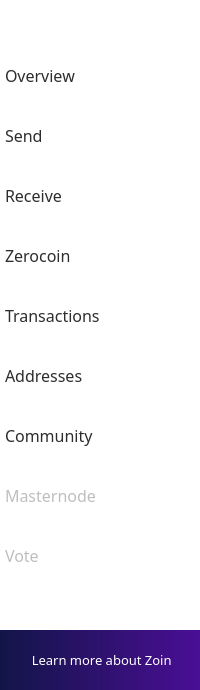
Before: the Qt Designer form src/qt/forms/winforms/menupage.ui in noirofficial/noir, drawn with Qt 5.
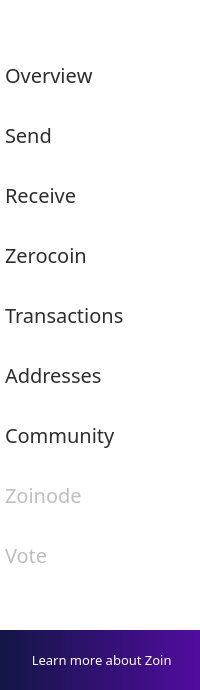
After: the same form once the commit is applied. Icons and pictures are not drawn.

The edit to the form file:
```diff
--- a/src/qt/forms/winforms/menupage.ui
+++ b/src/qt/forms/winforms/menupage.ui
@@ -405,8 +405,8 @@
          <string/>
         </property>
         <property name="icon">
-         <iconset resource="../../bitcoin.qrc">
-          <normaloff>:/icons/bitcoin</normaloff>:/icons/bitcoin</iconset>
+         <iconset resource="../bitcoin.qrc">
+          <normaloff>:/icons/zoin</normaloff>:/icons/zoin</iconset>
         </property>
         <property name="iconSize">
          <size>
@@ -442,7 +442,7 @@
      <property name="font">
       <font>
        <family>ZoinLight</family>
-       <pointsize>12</pointsize>
+       <pointsize>15</pointsize>
        <weight>50</weight>
        <italic>false</italic>
        <bold>false</bold>
@@ -464,7 +464,7 @@
       <string>Overview</string>
      </property>
      <property name="icon">
-      <iconset resource="../../bitcoin.qrc">
+      <iconset resource="../bitcoin.qrc">
        <normaloff>:/icons/Exports_27</normaloff>
        <normalon>:/icons/Exports_60</normalon>:/icons/Exports_27</iconset>
      </property>
@@ -505,7 +505,7 @@
      <property name="font">
       <font>
        <family>ZoinLight</family>
-       <pointsize>12</pointsize>
+       <pointsize>15</pointsize>
        <weight>50</weight>
        <bold>false</bold>
       </font>
@@ -521,7 +521,7 @@
       <string>Send</string>
      </property>
      <property name="icon">
-      <iconset resource="../../bitcoin.qrc">
+      <iconset resource="../bitcoin.qrc">
        <normaloff>:/icons/Exports_29</normaloff>
        <normalon>:/icons/Exports_61</normalon>:/icons/Exports_29</iconset>
      </property>
@@ -559,7 +559,7 @@
      <property name="font">
       <font>
        <family>ZoinLight</family>
-       <pointsize>12</pointsize>
+       <pointsize>15</pointsize>
        <weight>50</weight>
        <bold>false</bold>
       </font>
@@ -575,7 +575,7 @@
       <string>Receive</string>
      </property>
      <property name="icon">
-      <iconset resource="../../bitcoin.qrc">
+      <iconset resource="../bitcoin.qrc">
        <normaloff>:/icons/Exports_31</normaloff>
        <normalon>:/icons/Exports_63</normalon>:/icons/Exports_31</iconset>
      </property>
@@ -613,7 +613,7 @@
      <property name="font">
       <font>
        <family>ZoinLight</family>
-       <pointsize>12</pointsize>
+       <pointsize>15</pointsize>
        <weight>50</weight>
        <bold>false</bold>
       </font>
@@ -632,7 +632,7 @@
       <string>Zerocoin</string>
      </property>
      <property name="icon">
-      <iconset resource="../../bitcoin.qrc">
+      <iconset resource="../bitcoin.qrc">
        <normaloff>:/icons/Exports_33</normaloff>
        <normalon>:/icons/Exports_64</normalon>:/icons/Exports_33</iconset>
      </property>
@@ -670,7 +670,7 @@
      <property name="font">
       <font>
        <family>ZoinLight</family>
-       <pointsize>12</pointsize>
+       <pointsize>15</pointsize>
        <weight>50</weight>
        <bold>false</bold>
       </font>
@@ -683,10 +683,10 @@
 color: rgb(45, 45, 45);</string>
      </property>
      <property name="text">
-      <string>Transactions           </string>
+      <string>Transactions</string>
      </property>
      <property name="icon">
-      <iconset resource="../../bitcoin.qrc">
+      <iconset resource="../bitcoin.qrc">
        <normaloff>:/icons/Exports_35</normaloff>
        <normalon>:/icons/Exports_65</normalon>:/icons/Exports_35</iconset>
      </property>
@@ -724,7 +724,7 @@
      <property name="font">
       <font>
        <family>ZoinLight</family>
-       <pointsize>12</pointsize>
+       <pointsize>15</pointsize>
        <weight>50</weight>
        <bold>false</bold>
       </font>
@@ -737,10 +737,10 @@
 color: rgb(45, 45, 45);</string>
      </property>
      <property name="text">
-      <string>Addresses                </string>
+      <string>Addresses</string>
      </property>
      <property name="icon">
-      <iconset resource="../../bitcoin.qrc">
+      <iconset resource="../bitcoin.qrc">
        <normaloff>:/icons/Exports_37</normaloff>
        <normalon>:/icons/Exports_66</normalon>:/icons/Exports_37</iconset>
      </property>
@@ -778,7 +778,7 @@
      <property name="font">
       <font>
        <family>ZoinLight</family>
-       <pointsize>12</pointsize>
+       <pointsize>15</pointsize>
        <weight>50</weight>
        <bold>false</bold>
       </font>
@@ -791,10 +791,10 @@
 color: rgb(45, 45, 45);</string>
      </property>
      <property name="text">
-      <string>Community             </string>
+      <string>Community</string>
      </property>
      <property name="icon">
-      <iconset resource="../../bitcoin.qrc">
+      <iconset resource="../bitcoin.qrc">
        <normaloff>:/icons/Exports_39</normaloff>
        <normalon>:/icons/Exports_67</normalon>
        <activeon>:/icons/Exports_67</activeon>
@@ -837,7 +837,7 @@
      <property name="font">
       <font>
        <family>ZoinLight</family>
-       <pointsize>12</pointsize>
+       <pointsize>15</pointsize>
        <weight>50</weight>
        <bold>false</bold>
       </font>
@@ -850,10 +850,10 @@
 </string>
      </property>
      <property name="text">
-      <string>Masternode             </string>
+      <string>Zoinode</string>
      </property>
      <property name="icon">
-      <iconset resource="../../bitcoin.qrc">
+      <iconset resource="../bitcoin.qrc">
        <normaloff>:/icons/Exports_41</normaloff>:/icons/Exports_41</iconset>
      </property>
      <property name="iconSize">
@@ -893,7 +893,7 @@
      <property name="font">
       <font>
        <family>ZoinLight</family>
-       <pointsize>12</pointsize>
+       <pointsize>15</pointsize>
        <weight>50</weight>
        <bold>false</bold>
       </font>
@@ -906,10 +906,10 @@
 </string>
      </property>
      <property name="text">
-      <string>Vote                            </string>
+      <string>Vote</string>
      </property>
      <property name="icon">
-      <iconset resource="../../bitcoin.qrc">
+      <iconset resource="../bitcoin.qrc">
        <normaloff>:/icons/Exports_43</normaloff>:/icons/Exports_43</iconset>
      </property>
      <property name="iconSize">
@@ -969,7 +969,7 @@
       <enum>Qt::LeftToRight</enum>
      </property>
      <property name="styleSheet">
-      <string notr="true">background: QLinearGradient(x1: 0, y1: 0, x2: 1, y2: 0, stop: 0 #121548, stop: 1 #4a0e95);</string>
+      <string notr="true">background: QLinearGradient(x1: 0, y1: 0, x2: 1, y2: 0, stop: 0 #121646, stop: 1 #510c9f);</string>
      </property>
      <property name="frameShape">
       <enum>QFrame::StyledPanel</enum>
@@ -1026,7 +1026,7 @@
          <string> Learn more about Zoin</string>
         </property>
         <property name="icon">
-         <iconset resource="../../bitcoin.qrc">
+         <iconset resource="../bitcoin.qrc">
           <normaloff>:/icons/zoin-logo-white</normaloff>:/icons/zoin-logo-white</iconset>
         </property>
         <property name="iconSize">
```
Left out of the diff: 2 changed lines with no effect on the pictures.
